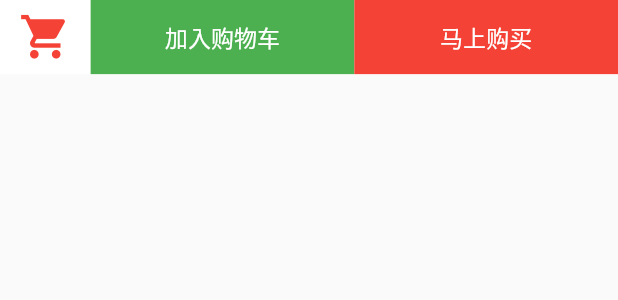
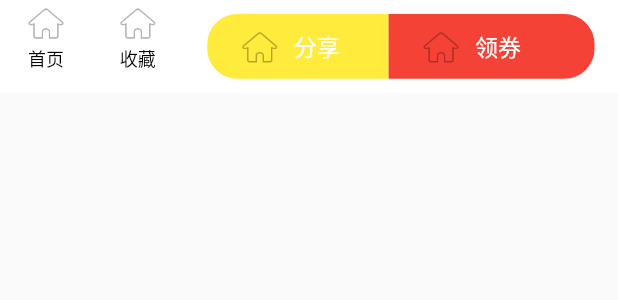
Before and after one commit to tianzhiyuanemail/tbk_app, a Flutter app: the DetailsBottom widget shown alone on an empty page, opened directly, on a phone screen of 412 x 824 dp. Shown: the top 300 px of the screen. Run offline on Flutter 3.47's test engine with Material 2 defaults, Android fonts, the phone set to English and light mode, and no system bars; our stand-ins replace dio, fluro, flutter_easyrefresh, flutter_screenutil, flutter_swiper; missing offline and left inert: flutter_html_widget, provide; network calls fail; statements that could not run were skipped.

Commit message:
导qheroiqhorihqoi

```diff
--- a/lib/pages/product/product_deatil_page.dart
+++ b/lib/pages/product/product_deatil_page.dart
@@ -15,6 +15,7 @@ import 'package:flutter_swiper/flutter_swiper.dart';
 import 'package:tbk_app/config/service_method.dart';
 import 'package:tbk_app/modle/product_model.dart';
 import 'package:tbk_app/router/application.dart';
+import 'package:tbk_app/router/routers.dart';
 import 'package:tbk_app/util/easy_refresh_util.dart';
 import 'package:tbk_app/widgets/back_top_widget.dart';
 import 'package:tbk_app/widgets/product_list_view_widget.dart';
@@ -36,9 +37,12 @@ class _ProductDetailState extends State<ProductDetail> {
   GlobalKey<RefreshHeaderState> _refreshHeaderState =
       GlobalKey<RefreshHeaderState>();
 
+  bool showToTopBtn = false;
 
-  bool showToTopBtn = false; ///是否显示“返回到顶部”按钮
-  bool showSliverPersistentHeader = false; ///是否显示 导航栏
+  ///是否显示“返回到顶部”按钮
+  bool showSliverPersistentHeader = false;
+
+  ///是否显示 导航栏
 
   ProductModel productModel;
   List productList = [];
@@ -93,15 +97,32 @@ class _ProductDetailState extends State<ProductDetail> {
   @override
   Widget build(BuildContext context) {
     return Scaffold(
-        floatingActionButton: BackTopButton(controller: _controller, showToTopBtn: showToTopBtn),
+      floatingActionButton:
+          BackTopButton(controller: _controller, showToTopBtn: showToTopBtn),
       body: productModel == null
           ? Text("")
-            : EasyRefresh(
-                refreshFooter: EasyRefreshUtil.classicsFooter(_refreshFooterState),
-                refreshHeader: EasyRefreshUtil.classicsHeader(_refreshHeaderState),
+          : Stack(
+              children: <Widget>[
+                EasyRefresh(
+                  refreshFooter:
+                      EasyRefreshUtil.classicsFooter(_refreshFooterState),
+                  refreshHeader:
+                      EasyRefreshUtil.classicsHeader(_refreshHeaderState),
                   loadMore: () async {},
                   onRefresh: () async {},
-                child:_customScrollView (),
+                  child: _customScrollView(),
+                ),
+                Offstage(
+                  offstage: !showSliverPersistentHeader,
+                  child: ProductHeaderChild(
+                      showSliverPersistentHeader: showSliverPersistentHeader),
+                ),
+                Positioned(
+                  bottom: 0,
+                  left: 0,
+                  child: DetailsBottom(),
+                )
+              ],
             ),
     );
   }
@@ -115,13 +136,13 @@ class _ProductDetailState extends State<ProductDetail> {
     });
   }
 
-  /// CustomScrollView
-  CustomScrollView _customScrollView (){
+  /// CustomScrollView  实现列表 以后备用
+  CustomScrollView _customScrollView() {
     return CustomScrollView(
       controller: _controller,
       reverse: false,
       slivers: <Widget>[
-        SliverToBoxAdapter(child: null),
+        //SliverToBoxAdapter(child: null),
 //        SliverPersistentHeader(
 //          pinned: true, //是否固定在顶部
 //          floating: true,
@@ -151,6 +172,20 @@ class _ProductDetailState extends State<ProductDetail> {
     list.add(ProductRecommend(list: productList));
     return list;
   }
+
+  /// _listView
+  ListView _listView() {
+    return ListView(
+      controller: _controller,
+      children: <Widget>[
+        SwiperDiy(list: productModel.smallImages),
+        ProductInfomation(productModel: productModel),
+        ShopInfomation(productModel: productModel),
+        ItemDetails(productModel: productModel),
+        ProductRecommend(list: productList),
+      ],
+    );
+  }
 }
 
 /// 自定义导航栏
@@ -165,7 +200,7 @@ class ProductHeaderChild extends StatelessWidget {
       color: showSliverPersistentHeader ? Colors.white : Colors.transparent,
       alignment: Alignment.topLeft,
       margin: EdgeInsets.only(top: 0, bottom: 0),
-      padding: EdgeInsets.only(top: 10, bottom: 0),
+      padding: EdgeInsets.only(top: 14, bottom: 0),
       height: 50,
       child: Row(
         children: <Widget>[
@@ -209,7 +244,7 @@ class SwiperDiy extends StatelessWidget {
           ),
           Offstage(
             offstage: false,
-            child: ProductHeaderChild(showSliverPersistentHeader: true),
+            child: ProductHeaderChild(showSliverPersistentHeader: false),
           )
         ],
       ),
@@ -703,71 +738,119 @@ class ProductRecommend extends StatelessWidget {
   }
 }
 
-
 class DetailsBottom extends StatelessWidget {
   @override
   Widget build(BuildContext context) {
-
     return Container(
-      width:ScreenUtil().setWidth(750),
+      width: ScreenUtil().setWidth(750),
       color: Colors.white,
-      height: ScreenUtil().setHeight(80),
+      height: ScreenUtil().setHeight(100),
       child: Row(
-        children: <Widget>[
-          Stack(
+        mainAxisAlignment: MainAxisAlignment.spaceAround,
         children: <Widget>[
           InkWell(
-                onTap: (){
-                  Navigator.pop(context);
-                },
-                child: Container(
-                  width: ScreenUtil().setWidth(110) ,
-                  alignment: Alignment.center,
-                  child:Icon(
-                    Icons.shopping_cart,
-                    size: 35,
-                    color: Colors.red,
-                  ),
-                ) ,
-              ),
-            ],
-          ),
-
-          InkWell(
-            onTap: ()async {
-
+            onTap: () {
+              Application.router.navigateTo(context, Routers.root);
             },
             child: Container(
               alignment: Alignment.center,
-              width: ScreenUtil().setWidth(320),
-              height: ScreenUtil().setHeight(80),
-              color: Colors.green,
-              child: Text(
-                '加入购物车',
-                style: TextStyle(color: Colors.white,fontSize: ScreenUtil().setSp(28)),
+              child: Column(
+                children: <Widget>[
+                  Image.asset('assets/images/ic_tab_home_normal.png',
+                      width: 30.0, height: 30.0),
+                  Text(
+                    "首页",
+                    style: TextStyle(color: Colors.black,fontSize: 12),
+                  )
+                ],
               ),
-            ) ,
+            ),
           ),
           InkWell(
-            onTap: ()async{
-            },
+            onTap: () {},
             child: Container(
               alignment: Alignment.center,
-              width: ScreenUtil().setWidth(320),
-              height: ScreenUtil().setHeight(80),
+              child: Column(
+                children: <Widget>[
+                  Image.asset('assets/images/ic_tab_home_normal.png',
+                      width: 30.0, height: 30.0),
+                  Text(
+                    "收藏",
+                    style: TextStyle(color: Colors.black,fontSize: 12),
+                  )
+                ],
+              ),
+            ),
+          ),
+          Row(
+            mainAxisAlignment: MainAxisAlignment.center,
+            children: <Widget>[
+              InkWell(
+                onTap: () async {},
+                child: Container(
+                  alignment: Alignment.center,
+                  width: ScreenUtil().setWidth(220),
+                  height: ScreenUtil().setHeight(70),
+                  padding: EdgeInsets.only(left: 20),
+                  decoration: BoxDecoration(
+                    color: Colors.yellow,
+                    borderRadius: BorderRadius.only(topLeft: Radius.circular(20),
+    bottomLeft: Radius.circular(20))
+                  ),
+                  child: Row(
+                    children: <Widget>[
+                      Image.asset('assets/images/ic_tab_home_normal.png',
+                          width: 30.0, height: 30.0),
+                      Text(
+                        '  分享',
+                        style: TextStyle(
+                            color: Colors.white,
+                            fontSize: ScreenUtil().setSp(28)),
+                      )
+                    ],
+                  ),
+                ),
+              ),
+              InkWell(
+                onTap: () async {},
+                child: Container(
+                  alignment: Alignment.center,
+                  width: ScreenUtil().setWidth(250),
+                  height: ScreenUtil().setHeight(70),
+
+                  padding: EdgeInsets.only(left: 20),
+                  decoration: BoxDecoration(
                       color: Colors.red,
-              child: Text(
-                '马上购买',
-                style: TextStyle(color: Colors.white,fontSize: ScreenUtil().setSp(28)),
+                      borderRadius: BorderRadius.only(topRight: Radius.circular(20),
+                          bottomRight: Radius.circular(20))
                   ),
-            ) ,
+                  child: Row(
+                    children: <Widget>[
+                      Image.asset('assets/images/ic_tab_home_normal.png',
+                          width: 30.0, height: 30.0),
+                      Text.rich(
+                        TextSpan(
+                          children: [
+                            TextSpan(
+                              text: '  领券',
+                              style: TextStyle(
+                                  color: Colors.white,
+                                  fontSize: ScreenUtil().setSp(28)),
+                            )
+                          ],
                         ),
+                      )
+                    ],
+                  ),
+                ),
+              ),
+            ],
+          )
         ],
       ),
     );
   }
 }
-
 
 class _SliverAppBarDelegate extends SliverPersistentHeaderDelegate {
   _SliverAppBarDelegate({
--- a/lib/router/router_handler.dart
+++ b/lib/router/router_handler.dart
@@ -1,5 +1,7 @@
 import 'package:fluro/fluro.dart';
 import 'package:flutter/material.dart';
+import 'package:tbk_app/pages/container_page.dart';
+import 'package:tbk_app/pages/home/home_page.dart';
 
 import '../pages/product/product_deatil_page.dart';
 
@@ -11,3 +13,10 @@ Handler detailsHandler = Handler(
     }
 
 );
+
+Handler rootHandler = Handler(
+    handlerFunc: (BuildContext context, Map<String, List<String>> params) {
+      return ContainerPage();
+    }
+
+);
--- a/lib/router/routers.dart
+++ b/lib/router/routers.dart
@@ -16,7 +16,8 @@ class Routers {
       }
     );
     /// 配置路由
-    router.define(detailsPage, handler: detailsHandler);
+      router.define(detailsPage, handler: detailsHandler);
+      router.define(root, handler: rootHandler);
 
   }
 
```
Lines whose indentation alone changed are shown as unchanged.
